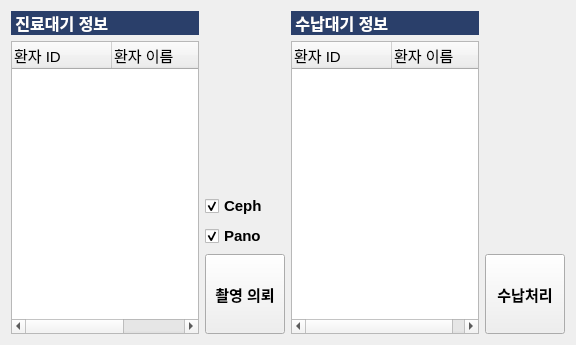
Old version of the form pms/PatientManagementSW/patientstatusmanager.ui in the repository KimYooseon/FinalProject.
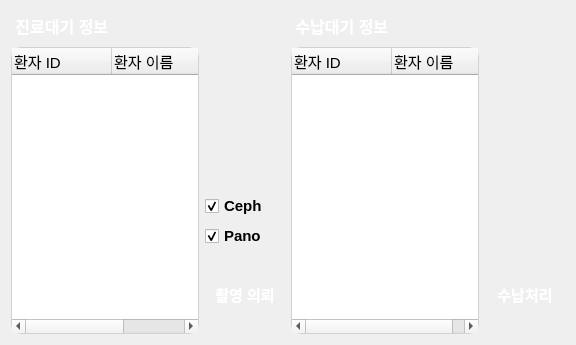
New version of the form.

Diff of the .ui file:
```diff
--- a/pms/PatientManagementSW/patientstatusmanager.ui
+++ b/pms/PatientManagementSW/patientstatusmanager.ui
@@ -20,6 +20,12 @@
       <layout class="QVBoxLayout" name="verticalLayout">
        <item>
         <widget class="QLabel" name="label_5">
+         <property name="minimumSize">
+          <size>
+           <width>0</width>
+           <height>30</height>
+          </size>
+         </property>
          <property name="font">
           <font>
            <pointsize>12</pointsize>
@@ -27,8 +33,11 @@
           </font>
          </property>
          <property name="styleSheet">
-          <string notr="true">background-color: rgb(42, 63, 106);
-color: rgb(255, 255, 255);</string>
+          <string notr="true">background-color: qlineargradient(spread:pad, x1:0, y1:0, x2:1, 
+                                                        y2:1, stop:0 rgba(149, 210, 253, 255),
+                                                        stop:1 rgba(152, 136, 248, 255));
+border-radius:10px;
+color:#ffffff;</string>
          </property>
          <property name="text">
           <string> 진료대기 정보</string>
@@ -48,6 +57,19 @@
            <pointsize>11</pointsize>
           </font>
          </property>
+         <property name="styleSheet">
+          <string notr="true">QTreeWidget {
+border-radius:10px;
+border: 1px solid rgba(190, 190, 190, 150);
+}
+
+QTreeWidget::item:selected{
+background-color: qlineargradient(spread:pad, x1:0.7, y1:0.7, x2:1, 
+y2:1, stop:0 rgba(149, 210, 253, 0),
+stop:1 rgba(152, 136, 248, 50));
+color: black;
+}</string>
+         </property>
          <property name="alternatingRowColors">
           <bool>false</bool>
          </property>
@@ -155,6 +177,13 @@
            <bold>true</bold>
           </font>
          </property>
+         <property name="styleSheet">
+          <string notr="true">background-color: qlineargradient(spread:pad, x1:0, y1:0, x2:1, 
+                                                        y2:1, stop:0 rgba(149, 210, 253, 255),
+                                                        stop:1 rgba(152, 136, 248, 255));
+border-radius:10px;
+color:#ffffff;</string>
+         </property>
          <property name="text">
           <string>촬영 의뢰</string>
          </property>
@@ -173,6 +202,12 @@
       <layout class="QVBoxLayout" name="verticalLayout_3">
        <item>
         <widget class="QLabel" name="label_6">
+         <property name="minimumSize">
+          <size>
+           <width>0</width>
+           <height>30</height>
+          </size>
+         </property>
          <property name="font">
           <font>
            <pointsize>12</pointsize>
@@ -180,8 +215,11 @@
           </font>
          </property>
          <property name="styleSheet">
-          <string notr="true">background-color: rgb(42, 63, 106);
-color: rgb(255, 255, 255);</string>
+          <string notr="true">background-color: qlineargradient(spread:pad, x1:0, y1:0, x2:1, 
+                                                        y2:1, stop:0 rgba(149, 210, 253, 255),
+                                                        stop:1 rgba(152, 136, 248, 255));
+border-radius:10px;
+color:#ffffff;</string>
          </property>
          <property name="text">
           <string> 수납대기 정보</string>
@@ -201,6 +239,19 @@
            <pointsize>11</pointsize>
           </font>
          </property>
+         <property name="styleSheet">
+          <string notr="true">QTreeWidget {
+border-radius:10px;
+border: 1px solid rgba(190, 190, 190, 150);
+}
+
+QTreeWidget::item:selected{
+background-color: qlineargradient(spread:pad, x1:0.7, y1:0.7, x2:1, 
+y2:1, stop:0 rgba(149, 210, 253, 0),
+stop:1 rgba(152, 136, 248, 50));
+color: black;
+}</string>
+         </property>
          <property name="alternatingRowColors">
           <bool>false</bool>
          </property>
@@ -269,6 +320,13 @@
            <bold>true</bold>
           </font>
          </property>
+         <property name="styleSheet">
+          <string notr="true">background-color: qlineargradient(spread:pad, x1:0, y1:0, x2:1, 
+                                                        y2:1, stop:0 rgba(149, 210, 253, 255),
+                                                        stop:1 rgba(152, 136, 248, 255));
+border-radius:10px;
+color:#ffffff;</string>
+         </property>
          <property name="text">
           <string>수납처리</string>
          </property>
```
